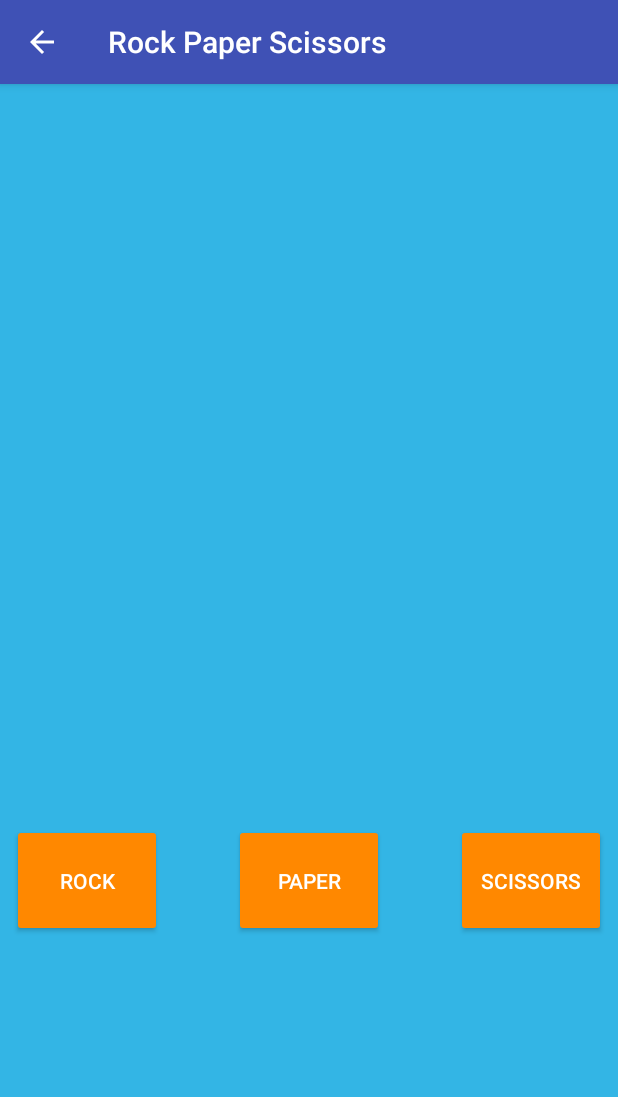
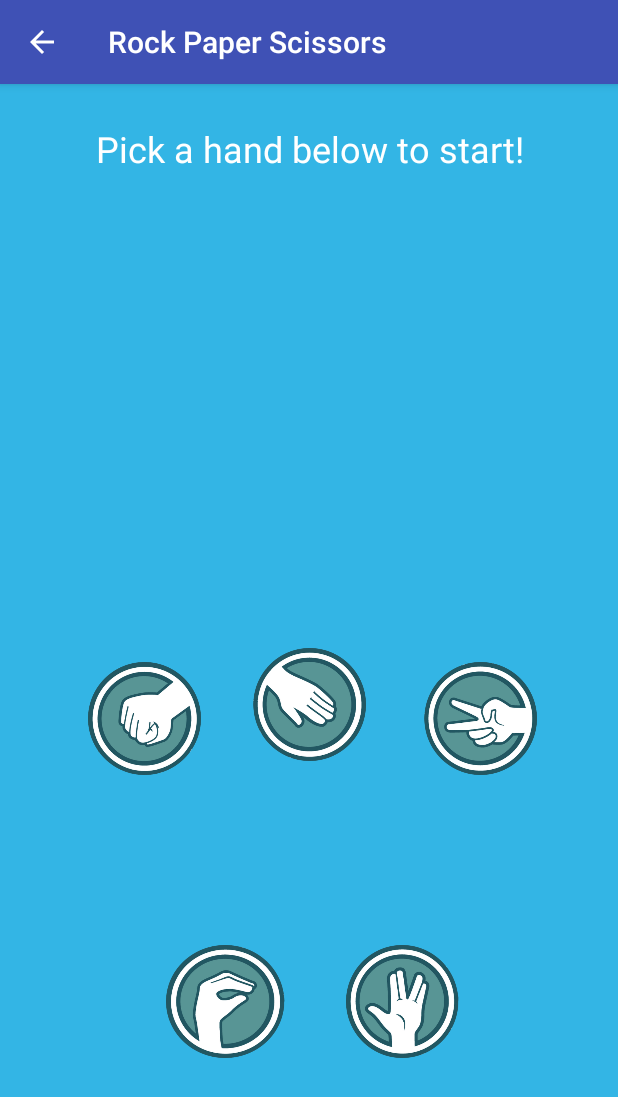
Before and after one commit to eliotrhys/RockPaperScissors, an Android app: the GameActivity screen opened directly, with no data from a screen before it, on a phone screen of 412 x 824 dp. Shown: the top 1097 px of the screen. Run offline under Robolectric (Android 15) with nearby library versions, the phone set to English and light mode, and no system bars.

Commit message:
counter working

```diff
--- /dev/null
+++ b/app/src/main/java/com/example/eliotshort/rockpaperscissors/Counter.java
@@ -0,0 +1,32 @@
+package com.example.eliotshort.rockpaperscissors;
+
+/**
+ * Created by eliotshort on 20/12/2017.
+ */
+
+public class Counter {
+
+    int winCounter;
+    int lossCounter;
+
+    public Counter() {
+        this.winCounter = 0;
+        this.lossCounter = 0;
+    }
+
+    public int getWinCounter() {
+        return winCounter;
+    }
+
+    public void setWinCounter(int winCounter) {
+        this.winCounter = winCounter;
+    }
+
+    public int getLossCounter() {
+        return lossCounter;
+    }
+
+    public void setLossCounter(int lossCounter) {
+        this.lossCounter = lossCounter;
+    }
+}
--- a/app/src/main/java/com/example/eliotshort/rockpaperscissors/GameActivity.java
+++ b/app/src/main/java/com/example/eliotshort/rockpaperscissors/GameActivity.java
@@ -4,15 +4,22 @@ import android.support.v7.app.AppCompatActivity;
 import android.os.Bundle;
 import android.view.View;
 import android.widget.Button;
+import android.widget.ImageButton;
 import android.widget.TextView;
 
 public class GameActivity extends AppCompatActivity {
+
     TextView gameResult;
-    Button rockButton;
-    Button paperButton;
-    Button scissorButton;
+    TextView winCounter;
+    TextView lossCounter;
+    ImageButton rockButton;
+    ImageButton paperButton;
+    ImageButton scissorButton;
+    ImageButton spockButton;
+    ImageButton lizardButton;
     Hand hand;
     RockPaperScissorsLogic game;
+    Counter counter;
 
 
 
@@ -24,21 +31,45 @@ public class GameActivity extends AppCompatActivity {
         rockButton = findViewById(R.id.rock);
         paperButton = findViewById(R.id.paper);
         scissorButton = findViewById(R.id.scissors);
+        spockButton = findViewById(R.id.spock);
+        lizardButton = findViewById(R.id.lizard);
+        winCounter = findViewById(R.id.win_counter);
+        lossCounter = findViewById(R.id.loss_counter);
+        counter = new Counter();
+
+    }
+
+
+    public void executeGame(){
+        gameResult.setText(game.game(counter));
+        winCounter.setText("Wins: " + counter.getWinCounter());
+        lossCounter.setText("Losses: " + counter.getLossCounter());
+
     }
 
     public void onRockButtonClick(View view){
         game = new RockPaperScissorsLogic(hand = new Hand("Rock"));
-        gameResult.setText(game.game());
+        executeGame();
     }
 
     public void onPaperButtonClick(View view){
         game = new RockPaperScissorsLogic(hand = new Hand("Paper"));
-        gameResult.setText(game.game());
+        executeGame();
     }
 
     public void onScissorsButtonClick(View view){
         game = new RockPaperScissorsLogic(hand = new Hand("Scissors"));
-        gameResult.setText(game.game());
+        executeGame();
+    }
+
+    public void onLizardButtonClick(View view){
+        game = new RockPaperScissorsLogic(hand = new Hand("Lizard"));
+        executeGame();
+    }
+
+    public void onSpockButtonClick(View view){
+        game = new RockPaperScissorsLogic(hand = new Hand("Spock"));
+        executeGame();
     }
 
 }
--- a/app/src/main/java/com/example/eliotshort/rockpaperscissors/Hand.java
+++ b/app/src/main/java/com/example/eliotshort/rockpaperscissors/Hand.java
@@ -20,6 +20,8 @@ public class Hand {
         options.add("Rock");
         options.add("Paper");
         options.add("Scissors");
+        options.add("Lizard");
+        options.add("Spock");
     }
 
     public String getPlay() {
--- a/app/src/main/java/com/example/eliotshort/rockpaperscissors/WelcomeActivity.java
+++ b/app/src/main/java/com/example/eliotshort/rockpaperscissors/WelcomeActivity.java
@@ -5,10 +5,11 @@ import android.support.v7.app.AppCompatActivity;
 import android.os.Bundle;
 import android.view.View;
 import android.widget.Button;
+import android.widget.ImageButton;
 
 public class WelcomeActivity extends AppCompatActivity {
 
-    Button playButton;
+    ImageButton playButton;
 
     @Override
     protected void onCreate(Bundle savedInstanceState) {
--- a/app/src/main/res/layout/activity_game.xml
+++ b/app/src/main/res/layout/activity_game.xml
@@ -10,12 +10,13 @@
 
     <TextView
         android:id="@+id/game_result"
-        android:layout_width="352dp"
-        android:layout_height="269dp"
+        android:layout_width="357dp"
+        android:layout_height="217dp"
         android:layout_marginBottom="8dp"
         android:layout_marginEnd="8dp"
         android:layout_marginStart="8dp"
         android:layout_marginTop="8dp"
+        android:text="Pick a hand below to start!"
         android:textAlignment="center"
         android:textColor="@android:color/white"
         android:textSize="24sp"
@@ -25,50 +26,117 @@
         app:layout_constraintTop_toTopOf="parent"
         app:layout_constraintVertical_bias="0.035" />
 
-    <Button
-        android:id="@+id/rock"
-        android:layout_width="100dp"
-        android:layout_height="75dp"
-        android:layout_marginBottom="8dp"
-        android:layout_marginStart="8dp"
-        android:layout_marginTop="8dp"
-        android:backgroundTint="@android:color/holo_orange_dark"
-        android:onClick="onRockButtonClick"
-        android:text="Rock"
-        android:textColor="@android:color/white"
-        app:layout_constraintBottom_toBottomOf="parent"
-        app:layout_constraintStart_toStartOf="parent"
-        app:layout_constraintTop_toBottomOf="@+id/game_result" />
 
-    <Button
+    <ImageButton
         android:id="@+id/paper"
-        android:layout_width="100dp"
+        android:layout_width="75dp"
         android:layout_height="75dp"
         android:layout_marginBottom="8dp"
         android:layout_marginEnd="8dp"
         android:layout_marginStart="8dp"
         android:layout_marginTop="8dp"
-        android:backgroundTint="@android:color/holo_orange_dark"
+        android:background="@drawable/paper"
         android:onClick="onPaperButtonClick"
-        android:text="Paper"
-        android:textColor="@android:color/white"
         app:layout_constraintBottom_toBottomOf="parent"
-        app:layout_constraintEnd_toStartOf="@+id/scissors"
-        app:layout_constraintStart_toEndOf="@+id/rock"
-        app:layout_constraintTop_toBottomOf="@+id/game_result" />
+        app:layout_constraintEnd_toEndOf="parent"
+        app:layout_constraintHorizontal_bias="0.501"
+        app:layout_constraintStart_toStartOf="parent"
+        app:layout_constraintTop_toBottomOf="@+id/game_result"
+        app:layout_constraintVertical_bias="0.286" />
 
-    <Button
+
+    <ImageButton
         android:id="@+id/scissors"
-        android:layout_width="100dp"
+        android:layout_width="75dp"
         android:layout_height="75dp"
         android:layout_marginBottom="8dp"
         android:layout_marginEnd="8dp"
+        android:layout_marginStart="8dp"
+        android:layout_marginTop="36dp"
+        android:background="@drawable/scissors"
+        android:onClick="onScissorsButtonClick"
+        app:layout_constraintBottom_toTopOf="@+id/spock"
+        app:layout_constraintEnd_toEndOf="parent"
+        app:layout_constraintHorizontal_bias="0.396"
+        app:layout_constraintStart_toEndOf="@+id/paper"
+        app:layout_constraintTop_toBottomOf="@+id/game_result" />
+
+
+    <ImageButton
+        android:id="@+id/lizard"
+        android:layout_width="79dp"
+        android:layout_height="75dp"
+        android:layout_marginBottom="8dp"
+        android:layout_marginStart="52dp"
         android:layout_marginTop="8dp"
-        android:backgroundTint="@android:color/holo_orange_dark"
-        android:onClick="onScissorsButtonClick"
-        android:text="Scissors"
-        android:textColor="@android:color/white"
+        android:background="@drawable/lizard"
+        android:onClick="onLizardButtonClick"
         app:layout_constraintBottom_toBottomOf="parent"
+        app:layout_constraintStart_toStartOf="@+id/rock"
+        app:layout_constraintTop_toBottomOf="@+id/paper"
+        app:layout_constraintVertical_bias="0.51" />
+
+
+    <ImageButton
+        android:id="@+id/spock"
+        android:layout_width="75dp"
+        android:layout_height="75dp"
+        android:layout_marginBottom="8dp"
+        android:layout_marginEnd="52dp"
+        android:layout_marginTop="8dp"
+        android:background="@drawable/spock"
+        android:onClick="onSpockButtonClick"
+        app:layout_constraintBottom_toBottomOf="parent"
+        app:layout_constraintEnd_toEndOf="@+id/scissors"
+        app:layout_constraintTop_toBottomOf="@+id/paper"
+        app:layout_constraintVertical_bias="0.51" />
+
+
+    <ImageButton
+        android:id="@+id/rock"
+        android:layout_width="75dp"
+        android:layout_height="75dp"
+        android:layout_marginBottom="8dp"
+        android:layout_marginEnd="8dp"
+        android:layout_marginStart="8dp"
+        android:layout_marginTop="36dp"
+        android:background="@drawable/rock"
+        android:onClick="onRockButtonClick"
+        app:layout_constraintBottom_toTopOf="@+id/lizard"
+        app:layout_constraintEnd_toStartOf="@+id/paper"
+        app:layout_constraintHorizontal_bias="0.656"
+        app:layout_constraintStart_toStartOf="parent"
+        app:layout_constraintTop_toBottomOf="@+id/game_result" />
+
+    <TextView
+        android:id="@+id/loss_counter"
+        android:layout_width="131dp"
+        android:layout_height="40dp"
+        android:layout_marginBottom="8dp"
+        android:layout_marginEnd="8dp"
+        android:layout_marginStart="8dp"
+        android:layout_marginTop="8dp"
+        app:layout_constraintBottom_toTopOf="@+id/rock"
         app:layout_constraintEnd_toEndOf="parent"
-        app:layout_constraintTop_toBottomOf="@+id/game_result" />
+        app:layout_constraintHorizontal_bias="0.966"
+        app:layout_constraintStart_toStartOf="parent"
+        app:layout_constraintTop_toBottomOf="@+id/game_result"
+        app:layout_constraintVertical_bias="0.0" />
+
+    <TextView
+        android:id="@+id/win_counter"
+        android:layout_width="131dp"
+        android:layout_height="40dp"
+        android:layout_marginBottom="8dp"
+        android:layout_marginEnd="8dp"
+        android:layout_marginStart="8dp"
+        android:layout_marginTop="8dp"
+        app:layout_constraintBottom_toTopOf="@+id/rock"
+        app:layout_constraintEnd_toStartOf="@+id/loss_counter"
+        app:layout_constraintHorizontal_bias="0.088"
+        app:layout_constraintStart_toStartOf="parent"
+        app:layout_constraintTop_toBottomOf="@+id/game_result"
+        app:layout_constraintVertical_bias="0.0" />
+
+
 </android.support.constraint.ConstraintLayout>
--- a/app/src/main/res/values/strings.xml
+++ b/app/src/main/res/values/strings.xml
@@ -1,3 +1,4 @@
 <resources>
-    <string name="app_name">Rock Paper Scissors</string>
+    <string name="app_name">RPSLS</string>
+    <string name="rules">Welcome to Rock Paper Scissors Lizard Spock!</string>
 </resources>
```
Also changed, not shown: app/src/main/java/com/example/eliotshort/rockpaperscissors/RockPaperScissorsLogic.java (+18 -6 lines), app/src/main/res/layout/activity_welcome.xml (+19 -16 lines), app/src/main/res/drawable/lizard.png (added), app/src/main/res/drawable/paper.png (added), app/src/main/res/drawable/playbutton.png (added), app/src/main/res/drawable/rock.png (added), app/src/main/res/drawable/scissors.png (added), app/src/main/res/drawable/spock.png (added), 1 other file.
